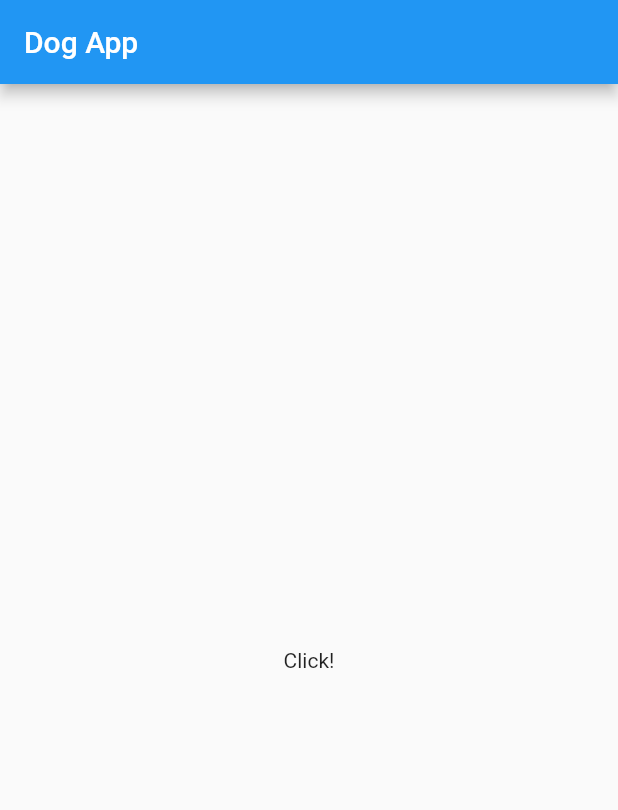
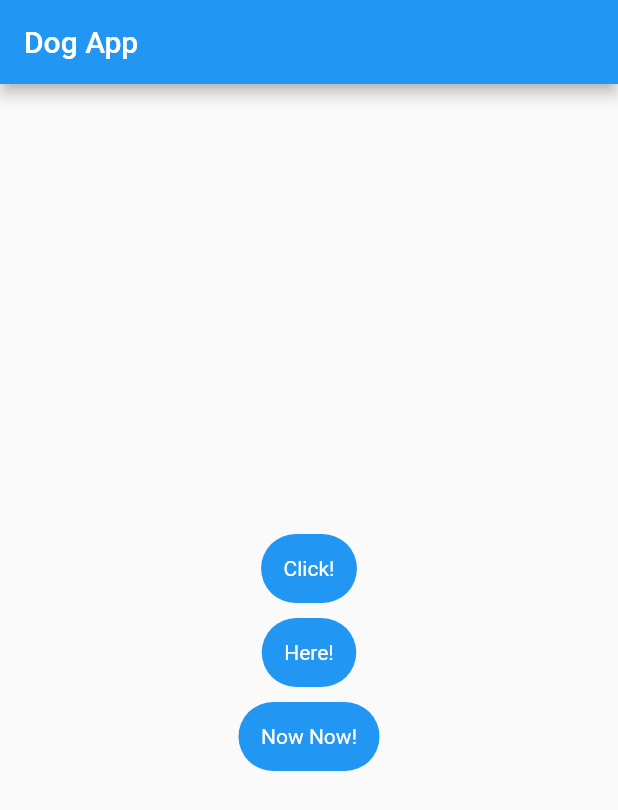
Before and after one commit to SinachPat/practic-flutter, a Flutter app: the screen it shows after launch, on a phone screen of 412 x 824 dp. Shown: the top 810 px of the screen. Run offline on Flutter 3.47's test engine with Material 2 defaults, Android fonts, the phone set to English and light mode, and no system bars.

Commit message:
Made changes to the body

```diff
--- a/lib/main.dart
+++ b/lib/main.dart
@@ -13,10 +13,68 @@ class DogApp extends StatelessWidget {
       title: "My Dog App",
       home: Scaffold(
         appBar: AppBar(
-          title: Text("Dog App"),
+          title: const Text("Dog App"),
         ),
         body: Center(
-          child: Text("Click!"),
+          child: Column(
+            mainAxisAlignment: MainAxisAlignment.center,
+            children: [
+              DecoratedBox(
+                decoration: BoxDecoration(
+                  color: Colors.blue,
+                  borderRadius: BorderRadius.circular(100.0),
+                ),
+                child: const Padding(
+                  padding: EdgeInsets.all(15.0),
+                  child: Text(
+                    "Click!",
+                    style: TextStyle(
+                      color: Colors.white,
+                    ),
+                  ),
+                ),
+              ),
+              const SizedBox(
+                height: 10,
+              ),
+              DecoratedBox(
+                decoration: BoxDecoration(
+                  color: Colors.blue,
+                  borderRadius: BorderRadius.circular(100.0),
+                ),
+                child: const Padding(
+                  padding: EdgeInsets.all(15.0),
+                  child: Text(
+                    "Here!",
+                    style: TextStyle(
+                      color: Colors.white,
+                    ),
+                  ),
+                ),
+              ),
+              const SizedBox(
+                height: 10,
+              ),
+              DecoratedBox(
+                decoration: BoxDecoration(
+                  color: Colors.blue,
+                  borderRadius: BorderRadius.circular(100.0),
+                ),
+                child: const Padding(
+                  padding: EdgeInsets.all(15.0),
+                  child: Text(
+                    "Now Now!",
+                    style: TextStyle(
+                      color: Colors.white,
+                    ),
+                  ),
+                ),
+              ),
+              const SizedBox(
+                height: 10,
+              ),
+            ],
+          ),
         ),
       ),
     );
```
